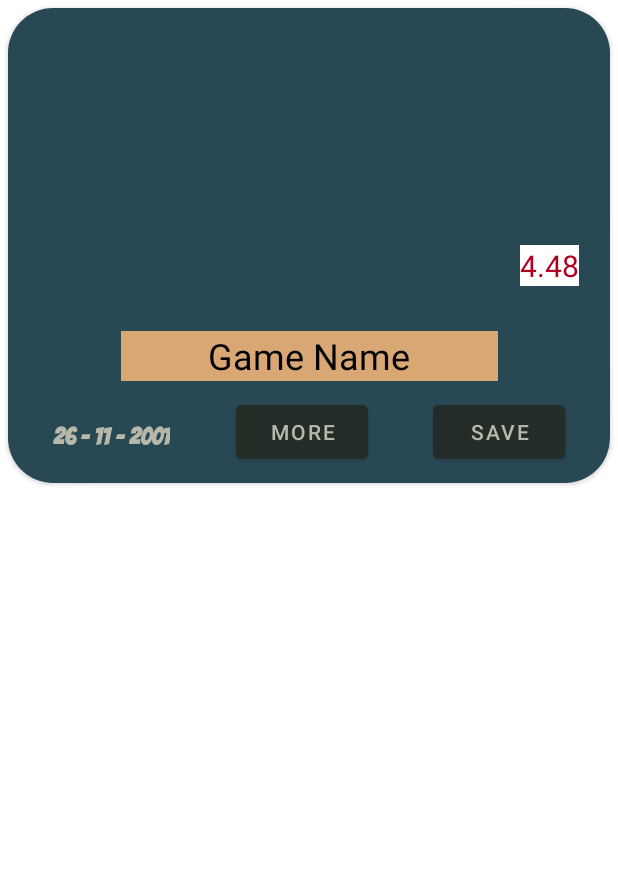
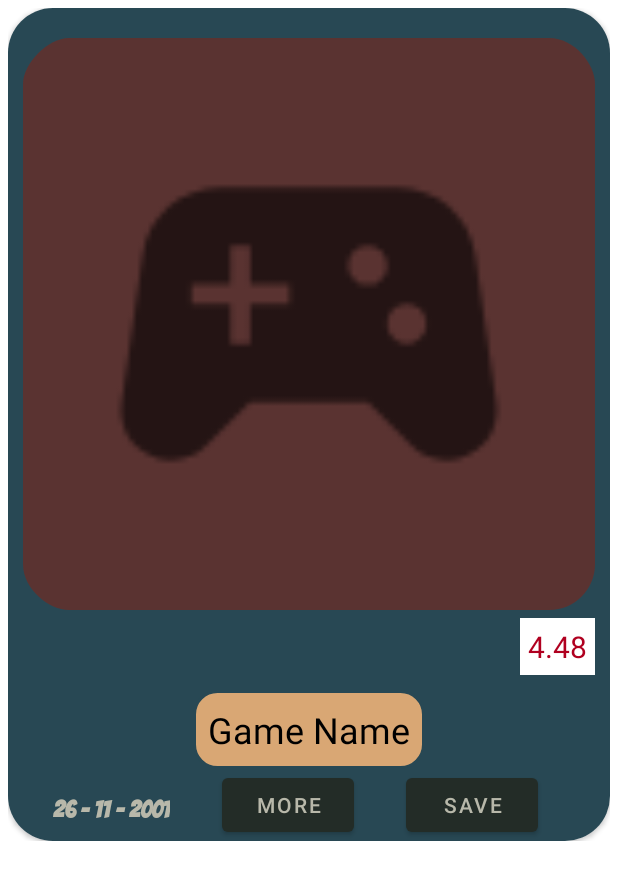
Before and after one commit to KrishnanDevika/DC-Games-Collections, an Android app: the layout search_game_item.xml on its own in the app's theme, with its tools: preview values and no code run, on a phone screen of 412 x 824 dp. Shown: the top 880 px of the screen. Run offline under Robolectric (Android 15) with nearby library versions, the phone set to English and light mode, and no system bars.

Commit message:
#16,18 Implemented fetching data from JSON *Created CustomSearchAdater * Created CustomBackground for textView

```diff
--- a/app/build.gradle
+++ b/app/build.gradle
@@ -36,6 +36,7 @@ dependencies {
     implementation 'com.google.android.material:material:1.5.0'
     implementation 'androidx.constraintlayout:constraintlayout:2.1.3'
     implementation 'com.android.volley:volley:1.2.1'
+    implementation 'com.squareup.picasso:picasso:2.5.2'
     implementation 'androidx.lifecycle:lifecycle-livedata-ktx:2.4.0'
     implementation 'androidx.lifecycle:lifecycle-viewmodel-ktx:2.4.0'
     implementation 'androidx.navigation:navigation-fragment:2.3.5'
--- /dev/null
+++ b/app/src/main/res/drawable/text_bg_corner.xml
@@ -0,0 +1,7 @@
+<?xml version="1.0" encoding="utf-8"?>
+<shape xmlns:android="http://schemas.android.com/apk/res/android"
+    android:shape="rectangle">
+    <corners android:radius="15dp" />
+    <stroke android:width="2dp" android:color="#284854" />
+    <solid android:color="#D9A774" />
+</shape>
--- a/app/src/main/res/layout/fragment_search.xml
+++ b/app/src/main/res/layout/fragment_search.xml
@@ -11,14 +11,16 @@
         android:id="@+id/gameSearch"
         android:layout_width="match_parent"
         android:layout_height="wrap_content"
+        android:layout_margin="10dp"
         app:queryHint="Enter game name"
         android:padding="10dp"
+        android:background="@drawable/text_bg_corner"
         app:iconifiedByDefault="false"
         />
 
     <androidx.recyclerview.widget.RecyclerView
         android:layout_width="match_parent"
-        android:layout_height="match_parent"
+        android:layout_height="wrap_content"
         android:id="@+id/GamesList"/>
 
 
--- a/app/src/main/res/layout/search_game_item.xml
+++ b/app/src/main/res/layout/search_game_item.xml
@@ -1,86 +1,104 @@
 <?xml version="1.0" encoding="utf-8"?>
 <LinearLayout xmlns:android="http://schemas.android.com/apk/res/android"
     xmlns:app="http://schemas.android.com/apk/res-auto"
-    xmlns:tools="http://schemas.android.com/tools"
     android:layout_width="match_parent"
-    android:layout_height="match_parent"
-
+    android:layout_height="wrap_content"
+    android:layout_margin="5dp"
     android:orientation="vertical">
 
     <androidx.cardview.widget.CardView
         android:layout_width="match_parent"
         android:layout_height="wrap_content"
-        android:layout_margin="5sp"
-        app:cardCornerRadius="30sp"
+        app:cardCornerRadius="30dp"
         android:background="@color/Background2">
 
         <androidx.constraintlayout.widget.ConstraintLayout
             android:layout_width="match_parent"
             android:layout_height="wrap_content"
+            android:paddingTop="10dp"
             android:background="@color/Background2">
 
+            <LinearLayout
+                android:id="@+id/imagelayout"
+                android:layout_width="match_parent"
+                android:layout_height="wrap_content"
+                android:orientation="vertical"
+                android:padding="10dp"
+                app:layout_constraintBottom_toTopOf="@+id/gameLabel"
+                app:layout_constraintEnd_toEndOf="parent"
+                app:layout_constraintStart_toStartOf="parent"
+                app:layout_constraintTop_toTopOf="parent">
+
+                <ImageView
+                    android:id="@+id/imageView"
+                    android:layout_width="match_parent"
+                    android:layout_height="wrap_content"
+                    android:adjustViewBounds="true"
+                    app:srcCompat="@mipmap/ic_app_launcher" />
+
+                <TextView
+                    android:id="@+id/ratingLabel"
+                    android:layout_width="wrap_content"
+                    android:layout_height="wrap_content"
+                    android:layout_marginTop="5dp"
+                    android:padding="5dp"
+                    android:layout_gravity="end"
+                    android:background="@color/white"
+                    android:text="4.48"
+                    android:textColor="@color/design_default_color_error"
+                    android:textSize="20sp" />
+            </LinearLayout>
+
             <TextView
-                android:id="@+id/textView2"
-                android:layout_width="251dp"
-                android:layout_height="33dp"
-                android:layout_marginTop="10dp"
-                android:background="@color/IconColor"
+                android:id="@+id/gameLabel"
+                android:layout_width="wrap_content"
+                android:layout_height="wrap_content"
+                android:background="@drawable/text_bg_corner"
                 android:text="Game Name"
+                android:padding="10dp"
+                android:layout_marginStart="5dp"
+                android:layout_marginEnd="5dp"
+                android:layout_marginBottom="10dp"
                 android:textAlignment="center"
                 android:textColor="@color/black"
                 android:textSize="24sp"
                 app:layout_constraintEnd_toEndOf="parent"
                 app:layout_constraintStart_toStartOf="parent"
-                app:layout_constraintTop_toBottomOf="@+id/viewPager2" />
+                app:layout_constraintTop_toBottomOf="@+id/imagelayout" />
 
-            <TextView
-                android:id="@+id/textView4"
+            <Button
+                android:id="@+id/infoButton"
                 android:layout_width="wrap_content"
                 android:layout_height="wrap_content"
-                android:layout_marginEnd="20dp"
-                android:layout_marginBottom="20dp"
-                android:background="@color/white"
-                android:text="4.48"
-                android:textColor="@color/design_default_color_error"
-                android:textSize="20sp"
-                app:layout_constraintBottom_toBottomOf="@+id/viewPager2"
-                app:layout_constraintEnd_toEndOf="@+id/viewPager2" />
+                android:text="more"
+                app:layout_constraintBottom_toBottomOf="parent"
+                app:layout_constraintEnd_toStartOf="@+id/saveButton"
+                app:layout_constraintStart_toEndOf="@+id/dateLabel"
+                app:layout_constraintTop_toBottomOf="@+id/gameLabel"/>
 
             <Button
-                android:id="@+id/button2"
+                android:id="@+id/saveButton"
                 android:layout_width="wrap_content"
                 android:layout_height="wrap_content"
-                android:layout_marginTop="10dp"
-                android:layout_marginBottom="10dp"
-                android:text="more"
-                app:layout_constraintBottom_toBottomOf="parent"
-                app:layout_constraintEnd_toStartOf="@+id/button3"
-                app:layout_constraintStart_toEndOf="@+id/textView5"
-                app:layout_constraintTop_toBottomOf="@+id/textView2"
-                app:layout_constraintVertical_bias="0.0" />
+                android:layout_marginEnd="48dp"
+                android:text="Save"
+                app:layout_constraintBottom_toBottomOf="@+id/infoButton"
+                app:layout_constraintEnd_toEndOf="parent"
+                app:layout_constraintTop_toTopOf="@+id/infoButton" />
 
-            <Button
-                android:id="@+id/button3"
-                android:layout_width="wrap_content"
+         <!--   <androidx.viewpager2.widget.ViewPager2
+                android:id="@+id/imageViewPager"
+                android:layout_width="0dp"
                 android:layout_height="wrap_content"
-                android:layout_marginEnd="30dp"
-                android:text="Save"
-                app:layout_constraintBottom_toBottomOf="@+id/button2"
-                app:layout_constraintEnd_toEndOf="parent"
-                app:layout_constraintTop_toTopOf="@+id/button2" />
-
-            <androidx.viewpager2.widget.ViewPager2
-                android:id="@+id/viewPager2"
-                android:layout_width="400dp"
-                android:layout_height="200dp"
                 android:layout_marginTop="5dp"
                 android:padding="3sp"
                 app:layout_constraintEnd_toEndOf="parent"
                 app:layout_constraintStart_toStartOf="parent"
-                app:layout_constraintTop_toTopOf="parent" />
+                app:layout_constraintTop_toTopOf="parent" />-->
+
 
             <TextView
-                android:id="@+id/textView5"
+                android:id="@+id/dateLabel"
                 android:layout_width="wrap_content"
                 android:layout_height="wrap_content"
                 android:layout_marginStart="30dp"
@@ -89,9 +107,9 @@
                 android:textColor="@color/TextColor"
                 android:textSize="16sp"
                 android:textStyle="bold"
-                app:layout_constraintBottom_toBottomOf="@+id/button2"
+                app:layout_constraintBottom_toBottomOf="@+id/infoButton"
                 app:layout_constraintStart_toStartOf="parent"
-                app:layout_constraintTop_toTopOf="@+id/button2" />
+                app:layout_constraintTop_toTopOf="@+id/infoButton" />
         </androidx.constraintlayout.widget.ConstraintLayout>
 
 
```
Also changed, not shown: app/src/main/java/com/example/dcgamescollection/RecyclerView/CustomSearchAdapterView.java (+82 -1 lines), app/src/main/java/com/example/dcgamescollection/SearchFragment.java (+8 -7 lines).
